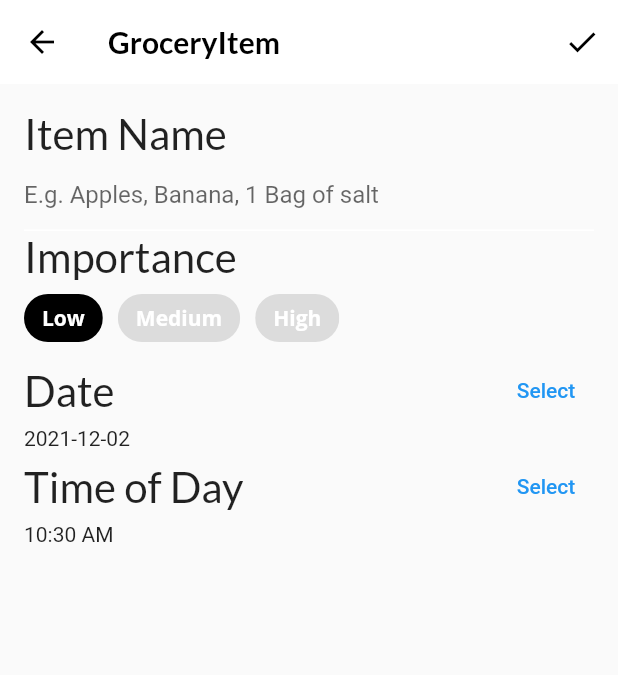
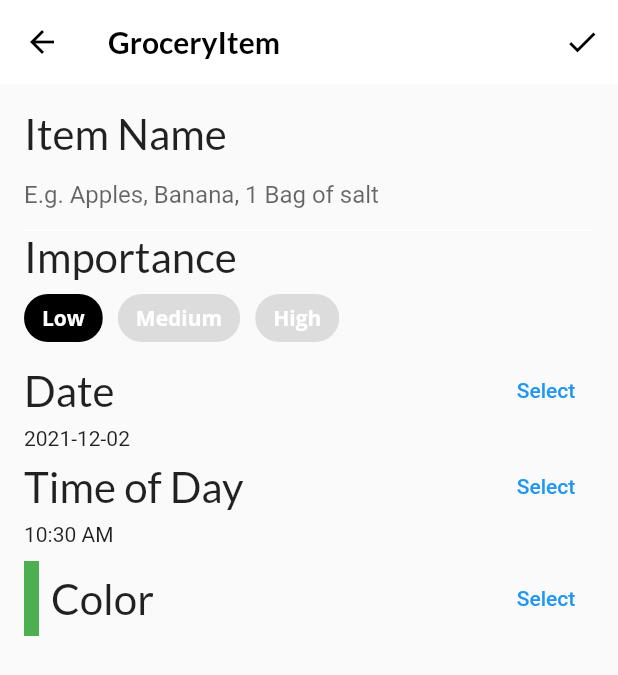
Before and after one commit to SakhileMamba/Flutter-Apprentice-Chapter-6-Interactive-Widgets, a Flutter app: the screen it shows after launch, item 3 of the bottom bar chosen, after a tap on the "add" icon, on a phone screen of 412 x 824 dp. Shown: the top 675 px of the screen. Run offline on Flutter 3.47's test engine with Material 2 defaults, Android fonts, the phone set to English and light mode, and no system bars; our stand-ins replace flutter_colorpicker, google_fonts; project files that could hold a hidden picture were left out.

Commit message:
Building the color picker widget

```diff
--- a/lib/screens/grocery_item_screen.dart
+++ b/lib/screens/grocery_item_screen.dart
@@ -84,8 +84,9 @@ class _GroceryItemScreenState extends State<GroceryItemScreen> {
             buildNameField(),
             buildImportanceField(),
             buildDateField(context),
-            buildTimeField(context)
-            // TODO 17: Add color picker
+            buildTimeField(context),
+            const SizedBox(height: 10.0),
+            buildColorPicker(context),
             // TODO 18: Add slider
             // TODO: 19: Add Grocery Tile],
           ],
@@ -251,7 +252,59 @@ class _GroceryItemScreenState extends State<GroceryItemScreen> {
     );
   }
 
-  //TODO: Add buildColorField()
+  Widget buildColorPicker(BuildContext context) {
+    return Row(
+      mainAxisAlignment: MainAxisAlignment.spaceBetween,
+      children: [
+        Row(
+          children: [
+            Container(
+              height: 50.0,
+              width: 10.0,
+              color: _currentColor,
+            ),
+            const SizedBox(
+              width: 8.0,
+            ),
+            Text(
+              'Color',
+              style: GoogleFonts.lato(fontSize: 28.0),
+            ),
+          ],
+        ),
+        TextButton(
+          onPressed: () {
+            showDialog(
+              context: context,
+              builder: (context) {
+                return AlertDialog(
+                  content: BlockPicker(
+                    pickerColor: Colors.white,
+                    onColorChanged: (color) {
+                      setState(
+                        () {
+                          _currentColor = color;
+                        },
+                      );
+                    },
+                  ),
+                  actions: [
+                    TextButton(
+                      onPressed: () {
+                        Navigator.of(context).pop();
+                      },
+                      child: const Text('Save'),
+                    )
+                  ],
+                );
+              },
+            );
+          },
+          child: const Text('Select'),
+        )
+      ],
+    );
+  }
   //TODO: Add buildQuantityField()
 
 }
```
